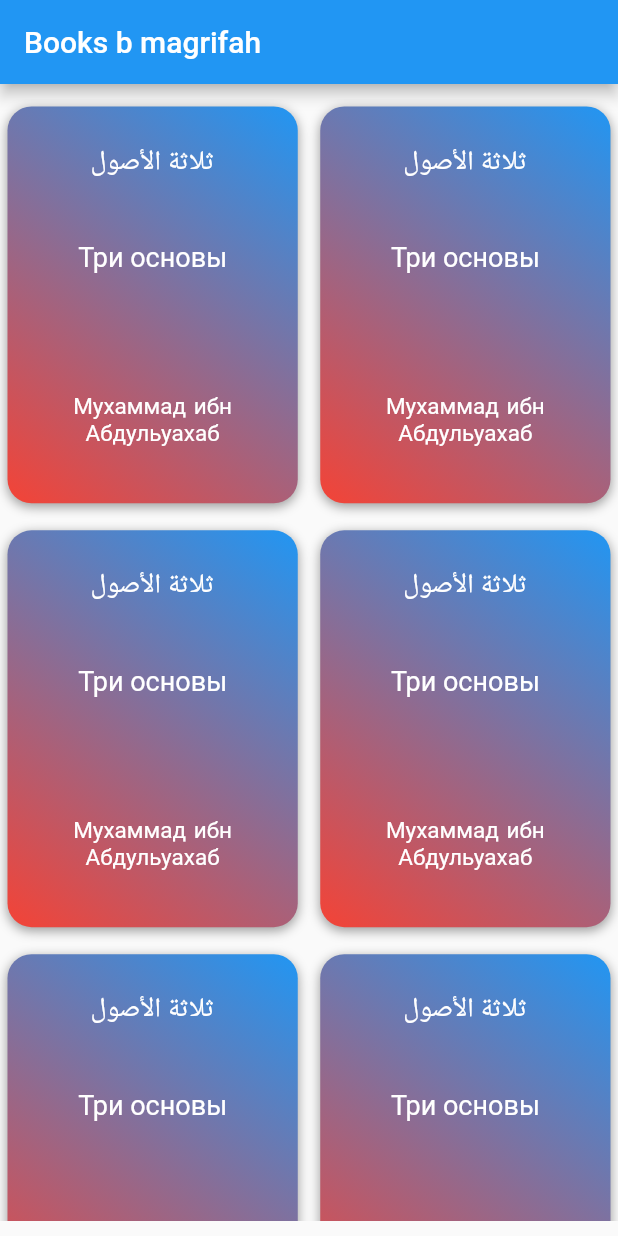
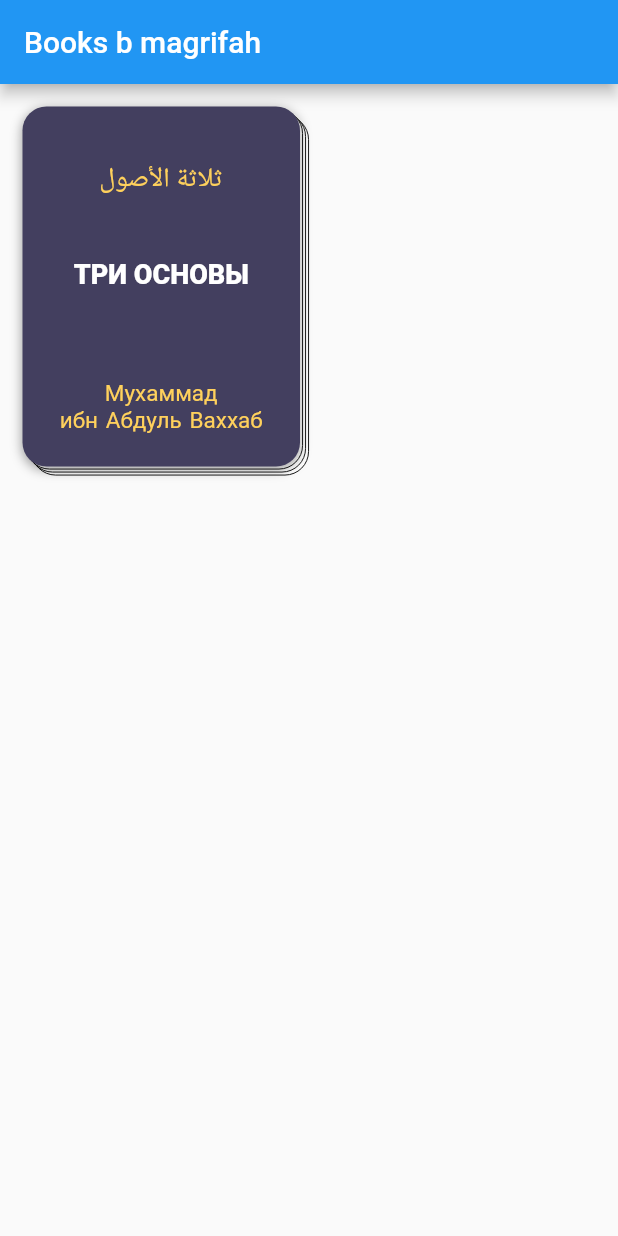
Before and after one commit to Sadid-USN/List-books-ui, a Flutter app: the screen it shows after launch, on a phone screen of 412 x 824 dp. Run offline on Flutter 3.47's test engine with Material 2 defaults, Android fonts, the phone set to English and light mode, and no system bars; Roboto replaces fonts that are missing (Scheherazade).

Commit message:
created example card

```diff
--- a/lib/home_page.dart
+++ b/lib/home_page.dart
@@ -1,5 +1,5 @@
-import 'package:book_ui/details_book.dart';
 import 'package:flutter/material.dart';
+import 'details_book.dart';
 
 class HomePage extends StatelessWidget {
   const HomePage({Key? key}) : super(key: key);
@@ -10,40 +10,53 @@ class HomePage extends StatelessWidget {
       appBar: AppBar(
         title: const Text('Books b magrifah'),
       ),
-      body: Padding(
-        padding: const EdgeInsets.symmetric(vertical: 10),
+      body: Stack(children: [
+        Padding(
+          padding: const EdgeInsets.only(top: 21, left: 21),
+          child: Container(
+              height: 240,
+              width: 185,
+              decoration: BoxDecoration(
+                border: Border.all(color: Colors.black, width: 0.6),
+                color: Colors.white,
+                borderRadius: const BorderRadius.all(Radius.circular(16)),
+              )),
+        ),
+        Padding(
+          padding: const EdgeInsets.only(top: 19, left: 19),
+          child: Container(
+              height: 240,
+              width: 185,
+              decoration: BoxDecoration(
+                border: Border.all(color: Colors.black, width: 0.6),
+                color: Colors.white,
+                borderRadius: const BorderRadius.all(Radius.circular(16)),
+              )),
+        ),
+        Padding(
+          padding: const EdgeInsets.only(top: 17, left: 17),
+          child: Container(
+              height: 240,
+              width: 185,
+              decoration: BoxDecoration(
+                border: Border.all(color: Colors.black, width: 0.6),
+                color: Colors.white,
+                borderRadius: const BorderRadius.all(Radius.circular(16)),
+              )),
+        ),
+        Column(
+          children: [
+            Padding(
+              padding: const EdgeInsets.all(15),
               child: InkWell(
                 onTap: () {
                   Navigator.push(context, MaterialPageRoute(builder: (context) {
                     return const Details();
                   }));
                 },
-          child: GridView.builder(
-              gridDelegate: const SliverGridDelegateWithFixedCrossAxisCount(
-                childAspectRatio: 1 / 1.3,
-                crossAxisSpacing: 5,
-                mainAxisSpacing: 18,
-                crossAxisCount: 2,
-              ),
-              scrollDirection: Axis.vertical,
-              padding: const EdgeInsets.only(top: 5),
-              physics: const BouncingScrollPhysics(),
-              itemCount: 10,
-              itemBuilder: (BuildContext context, int index) {
-                // final Books = books;
-                return cardBook();
-              }),
-        ),
-      ),
-    );
-  }
-}
-
-Widget cardBook() {
-  return Padding(
-    padding: const EdgeInsets.symmetric(horizontal: 5),
-    child: Stack(children: [
-      Container(
+                child: Container(
+                  height: 240,
+                  width: 185,
                   decoration: const BoxDecoration(
                       boxShadow: [
                         BoxShadow(
@@ -55,49 +68,56 @@ Widget cardBook() {
                       gradient: LinearGradient(
                         begin: Alignment.topRight,
                         end: Alignment.bottomLeft,
-
                         colors: [
-                Colors.blue,
-                Colors.red,
+                          Color(0xff433f5f),
+                          Color(0xff433f5f),
                         ],
                       )),
                   child: Column(
+                    mainAxisAlignment: MainAxisAlignment.center,
+                    crossAxisAlignment: CrossAxisAlignment.center,
                     children: const [
                       SizedBox(
-              height: 25.0,
+                        height: 15.0,
                       ),
                       Text(
                         'ثلاثة الأصول',
                         style: TextStyle(
                             fontFamily: 'Scheherazade',
                             fontSize: 18,
-                  color: Colors.white),
+                            color: Color(0xffFFD15C)),
                       ),
                       SizedBox(
                         height: 40.0,
                       ),
                       Text(
-              'Три основы',
+                        'ТРИ ОСНОВЫ',
                         style: TextStyle(
                             fontFamily: 'Scheherazade',
                             fontSize: 18,
+                            fontWeight: FontWeight.w800,
                             color: Colors.white),
                       ),
                       SizedBox(
-              height: 80.0,
+                        height: 60.0,
                       ),
                       Text(
-              'Мухаммад ибн Абдульуахаб',
+                        'Мухаммад\nибн Абдуль Ваххаб',
                         textAlign: TextAlign.center,
                         style: TextStyle(
                             wordSpacing: 1.5,
                             fontFamily: 'Roboto',
                             fontSize: 15,
-                  color: Colors.white),
+                            color: Color(0xffFFD15C)),
                       )
                     ],
                   ),
                 ),
+              ),
+            ),
+          ],
+        ),
       ]),
     );
   }
+}
```
Lines whose indentation alone changed are shown as unchanged.
